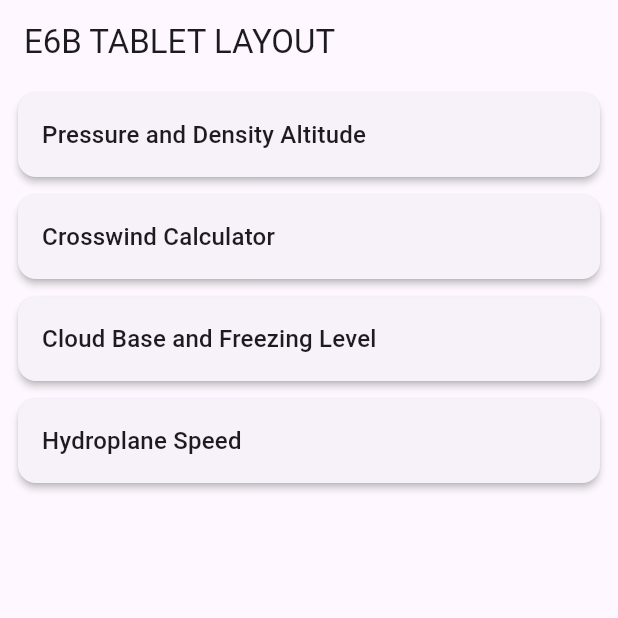
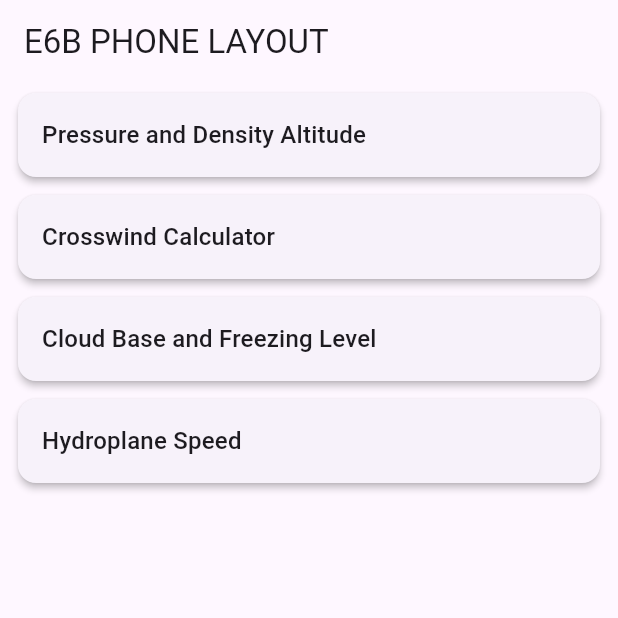
Before and after one commit to andrehebra/e6b_flutter, a Flutter app: the screen it shows after launch, item 2 of the bottom bar chosen, on a phone screen of 412 x 824 dp, the top half of it. Run offline on Flutter 3.47's test engine with Material 3 defaults, Android fonts, the phone set to English and light mode, and no system bars.

Commit message:
changed appbar title to indicate phone layout

```diff
--- a/lib/main.dart
+++ b/lib/main.dart
@@ -77,7 +77,7 @@
     ];
     return Scaffold(
       appBar: AppBar(
-        title: const Text("E6B TABLET LAYOUT"),
+        title: const Text("E6B PHONE LAYOUT"),
       ),
       body: pages[_selectedIndex],
       bottomNavigationBar: BottomNavigationBar(
```
